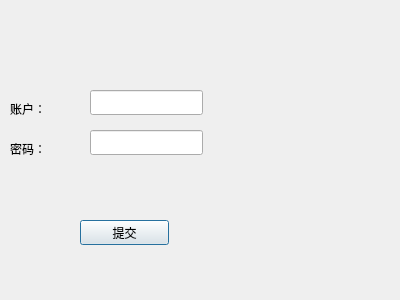
Qt form dialog_edit_admin.ui (Anthony52233/Qt_mysql_sys) before a commit.
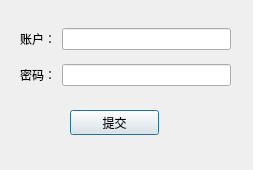
The same form after that commit.

Patch:
```diff
--- a/dialog_edit_admin.ui
+++ b/dialog_edit_admin.ui
@@ -6,64 +6,18 @@
    <rect>
     <x>0</x>
     <y>0</y>
-    <width>400</width>
-    <height>300</height>
+    <width>253</width>
+    <height>170</height>
    </rect>
   </property>
   <property name="windowTitle">
    <string>Dialog</string>
   </property>
-  <widget class="QLabel" name="label">
-   <property name="geometry">
-    <rect>
-     <x>10</x>
-     <y>100</y>
-     <width>67</width>
-     <height>17</height>
-    </rect>
-   </property>
-   <property name="text">
-    <string>账户：</string>
-   </property>
-  </widget>
-  <widget class="QLabel" name="label_2">
-   <property name="geometry">
-    <rect>
-     <x>10</x>
-     <y>140</y>
-     <width>67</width>
-     <height>17</height>
-    </rect>
-   </property>
-   <property name="text">
-    <string>密码：</string>
-   </property>
-  </widget>
-  <widget class="QLineEdit" name="lineEdit_account">
-   <property name="geometry">
-    <rect>
-     <x>90</x>
-     <y>90</y>
-     <width>113</width>
-     <height>25</height>
-    </rect>
-   </property>
-  </widget>
-  <widget class="QLineEdit" name="lineEdit_password">
-   <property name="geometry">
-    <rect>
-     <x>90</x>
-     <y>130</y>
-     <width>113</width>
-     <height>25</height>
-    </rect>
-   </property>
-  </widget>
   <widget class="QPushButton" name="pushButton_commit">
    <property name="geometry">
     <rect>
-     <x>80</x>
-     <y>220</y>
+     <x>70</x>
+     <y>110</y>
      <width>89</width>
      <height>25</height>
     </rect>
@@ -72,6 +26,38 @@
     <string>提交</string>
    </property>
   </widget>
+  <widget class="QWidget" name="widget" native="true">
+   <property name="geometry">
+    <rect>
+     <x>20</x>
+     <y>20</y>
+     <width>211</width>
+     <height>74</height>
+    </rect>
+   </property>
+   <layout class="QGridLayout" name="gridLayout">
+    <item row="1" column="1">
+     <widget class="QLineEdit" name="lineEdit_password"/>
+    </item>
+    <item row="0" column="1">
+     <widget class="QLineEdit" name="lineEdit_account"/>
+    </item>
+    <item row="1" column="0">
+     <widget class="QLabel" name="label_2">
+      <property name="text">
+       <string>密码：</string>
+      </property>
+     </widget>
+    </item>
+    <item row="0" column="0">
+     <widget class="QLabel" name="label">
+      <property name="text">
+       <string>账户：</string>
+      </property>
+     </widget>
+    </item>
+   </layout>
+  </widget>
  </widget>
  <resources/>
  <connections/>
```
